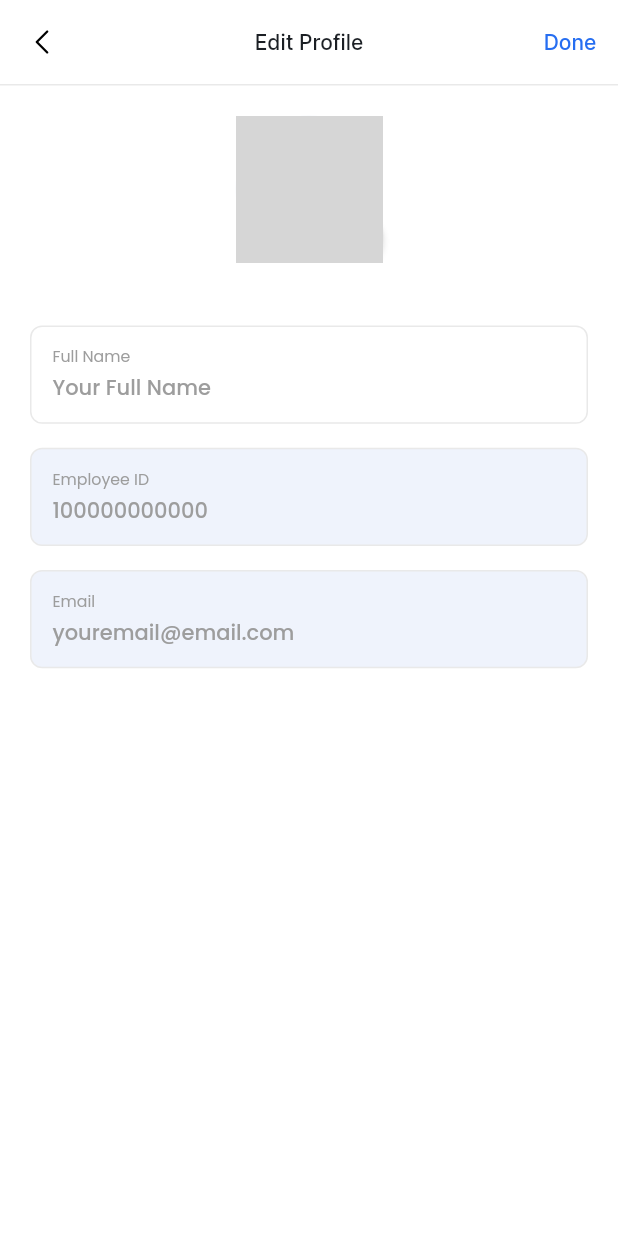
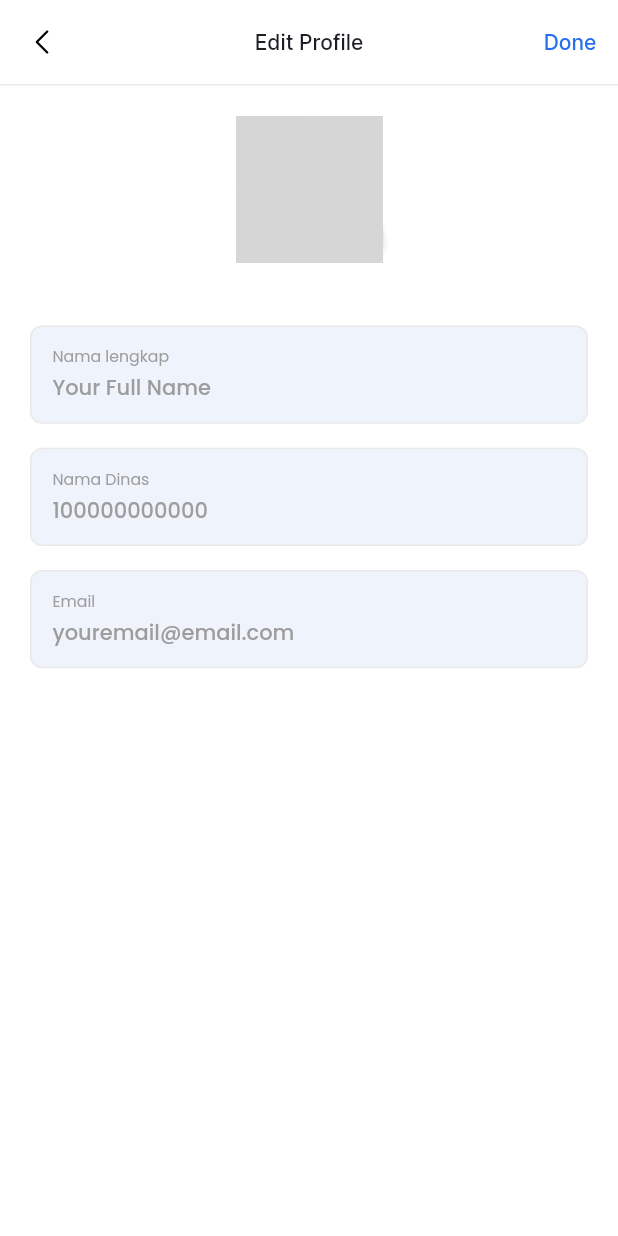
Before and after one commit to ahmadzuh/absensi_app, a Flutter app: the UpdatePofileView screen opened directly with empty values, on a phone screen of 412 x 824 dp. Run offline on Flutter 3.47's test engine with Material 2 defaults, Android fonts, the phone set to English and light mode, and no system bars; our stand-ins replace cloud_firestore, firebase_auth, firebase_core, firebase_storage, flutter_svg, geocoding and 4 more; missing offline and left inert: maps_launcher; accounts and stored records are empty; network calls fail; grey boxes are pictures that could not be loaded.

Commit message:
push to github

```diff
--- a/lib/app/modules/update_pofile/views/update_pofile_view.dart
+++ b/lib/app/modules/update_pofile/views/update_pofile_view.dart
@@ -41,7 +41,8 @@ class UpdatePofileView extends GetView<UpdatePofileController> {
                   controller.updateProfile();
                 }
               },
-              child: Text((controller.isLoading.isFalse) ? 'Done' : 'Loading...'),
+              child:
+                  Text((controller.isLoading.isFalse) ? 'Done' : 'Loading...'),
               style: TextButton.styleFrom(
                 primary: AppColor.primary,
               ),
@@ -90,7 +91,9 @@ class UpdatePofileView extends GetView<UpdatePofileController> {
                           height: 98,
                           color: AppColor.primaryExtraSoft,
                           child: Image.network(
-                            (user["avatar"] == null || user['avatar'] == "") ? "https://ui-avatars.com/api/?name=${user['name']}/" : user['avatar'],
+                            (user["avatar"] == null || user['avatar'] == "")
+                                ? "https://ui-avatars.com/api/?name=${user['name']}/"
+                                : user['avatar'],
                             fit: BoxFit.cover,
                           ),
                         ),
@@ -124,13 +127,14 @@ class UpdatePofileView extends GetView<UpdatePofileController> {
           //section 2 - user data
           CustomInput(
             controller: controller.nameC,
-            label: "Full Name",
+            label: "Nama lengkap",
             hint: "Your Full Name",
             margin: EdgeInsets.only(bottom: 16, top: 42),
+            disabled: true,
           ),
           CustomInput(
             controller: controller.employeeidC,
-            label: "Employee ID",
+            label: "Nama Dinas",
             hint: "100000000000",
             disabled: true,
           ),
```
Also changed, not shown: 2 other files.
